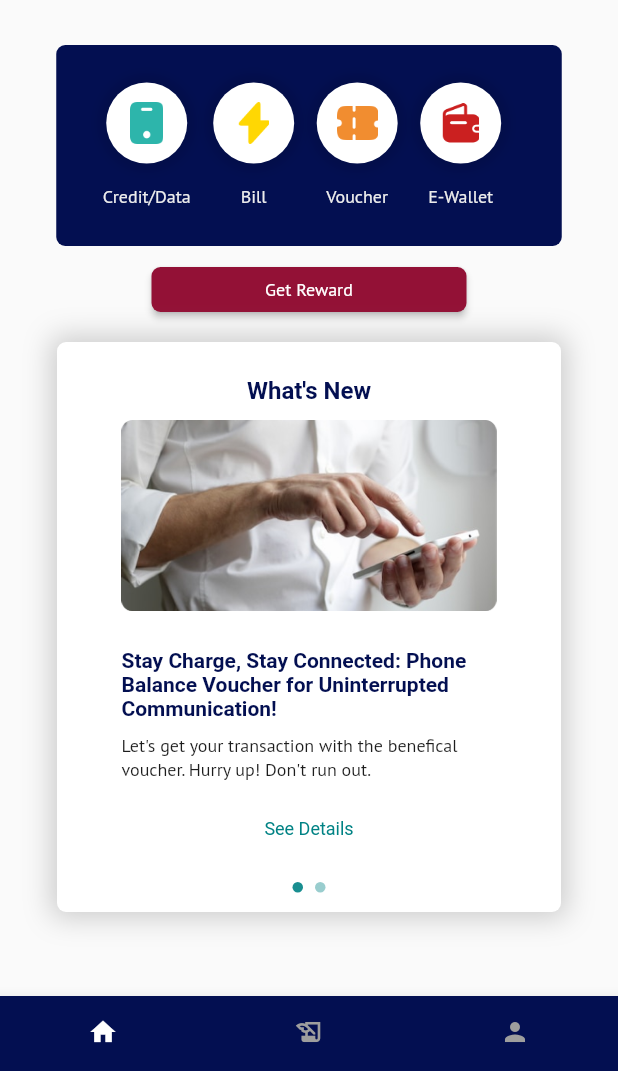
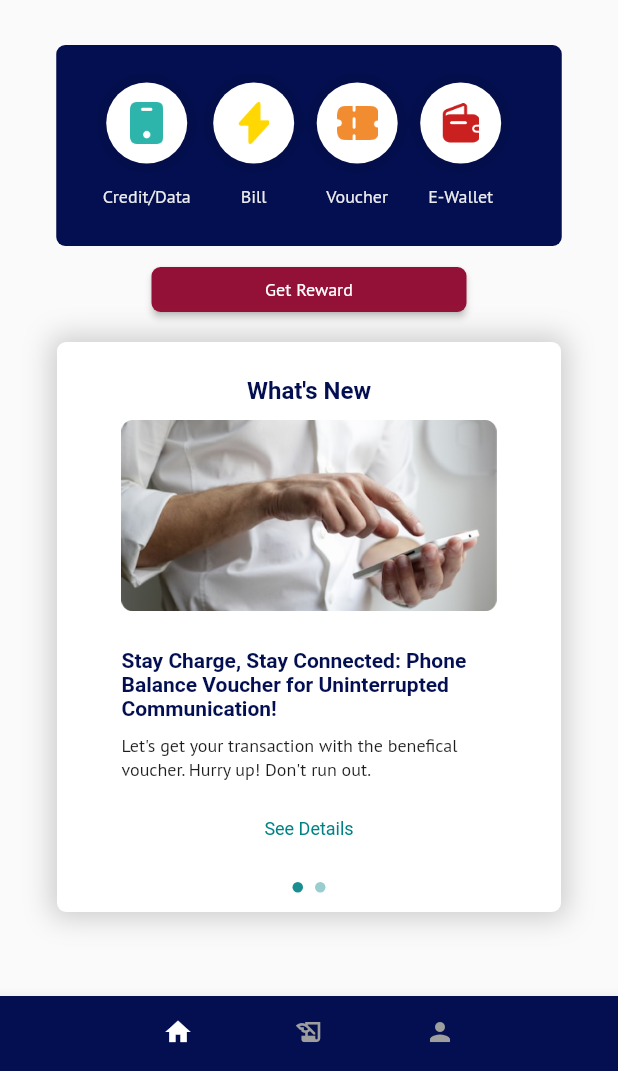
Before and after one commit to Kelompok-14-Loyalty-Point-Agent/Flutter, a Flutter app: the BottomNavBar screen opened directly, on a phone screen of 412 x 824 dp, the part 165-1236 px from its top. Run offline on Flutter 3.47's test engine with Material 2 defaults, Android fonts, the phone set to English and light mode, and no system bars; drawn by our look-alikes of carousel_slider; our stand-ins replace dio, dots_indicator, email_validator, flutter_otp_text_field, google_fonts, shared_preferences; accounts and stored records are empty.

Commit message:
update bottom-navbar

```diff
--- a/lib/ui/bottom_navbar_page/bottom_navbar.dart
+++ b/lib/ui/bottom_navbar_page/bottom_navbar.dart
@@ -24,7 +24,7 @@ class _BottomNavBarState extends State<BottomNavBar> {
   @override
   void initState() {
     super.initState();
-    index = widget.currentIndex?? 0;
+    index = widget.currentIndex ?? 0;
   }
 
   @override
@@ -49,7 +49,10 @@ class _BottomNavBarState extends State<BottomNavBar> {
           showUnselectedLabels: false,
           items: const [
             BottomNavigationBarItem(
-              icon: Icon(Icons.home),
+              icon: Padding(
+                padding: EdgeInsets.only(left: 100),
+                child: Icon(Icons.home),
+              ),
               label: "Home",
             ),
             BottomNavigationBarItem(
@@ -57,7 +60,10 @@ class _BottomNavBarState extends State<BottomNavBar> {
               label: "history transaction",
             ),
             BottomNavigationBarItem(
-              icon: Icon(Icons.person),
+              icon: Padding(
+                padding: EdgeInsets.only(right: 100),
+                child: Icon(Icons.person),
+              ),
               label: "profile",
             ),
           ],
```
